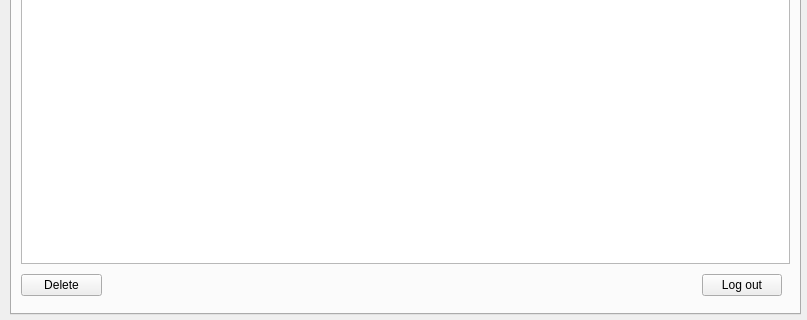
This is src/geoalert_master_src/main_dialog.ui in Geoalert/mapflow-qgis as Qt 5 draws it before an edit; both pictures show x 0 to 807 and y 256 to 576 of the 807 by 576 pixel window. The edited form follows.
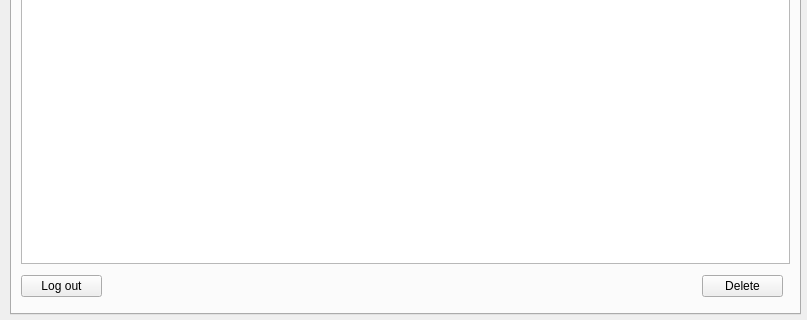
This is the edited form. The open tabs and pages were chosen to show the change. Custom widgets are drawn as their Qt base class.

Commit message: Fix missing Log Out button

Patch:
```diff
--- a/src/geoalert_master_src/main_dialog.ui
+++ b/src/geoalert_master_src/main_dialog.ui
@@ -422,24 +422,14 @@
          <rect>
           <x>0</x>
           <y>0</y>
-          <width>761</width>
-          <height>31</height>
+          <width>762</width>
+          <height>32</height>
          </rect>
         </property>
         <layout class="QHBoxLayout" name="horizontalLayout_6">
          <property name="spacing">
           <number>600</number>
          </property>
-         <item>
-          <widget class="QPushButton" name="deleteProcessings">
-           <property name="styleSheet">
-            <string notr="true"/>
-           </property>
-           <property name="text">
-            <string>Delete</string>
-           </property>
-          </widget>
-         </item>
          <item>
           <widget class="QPushButton" name="logoutButton">
            <property name="visible">
@@ -453,6 +443,16 @@
            </property>
           </widget>
          </item>
+         <item>
+          <widget class="QPushButton" name="deleteProcessings">
+           <property name="styleSheet">
+            <string notr="true"/>
+           </property>
+           <property name="text">
+            <string>Delete</string>
+           </property>
+          </widget>
+         </item>
         </layout>
        </widget>
       </widget>
@@ -992,7 +992,7 @@
    </property>
    <layout class="QFormLayout" name="formLayout_6"/>
   </widget>
-  <widget class="QWidget" name="">
+  <widget class="QWidget" name="layoutWidget">
    <property name="geometry">
     <rect>
      <x>0</x>
```
Left out of the diff: 14 changed lines with no effect on the pictures. The commit also changes 1 other file.
